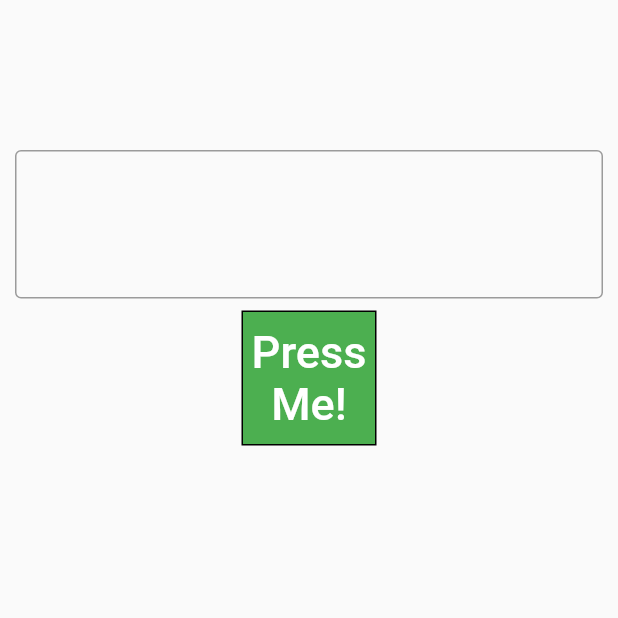
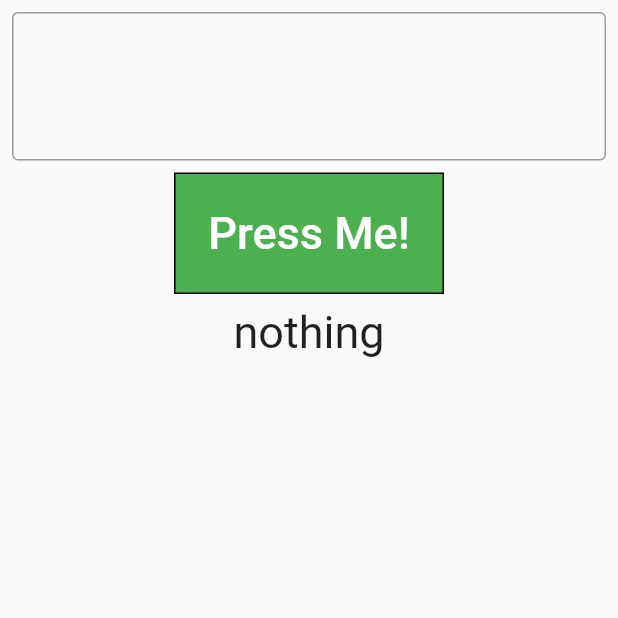
Before and after one commit to matua/integration_with_native, a Flutter app: the screen it shows after launch, after a tap on "Press Me!", on a phone screen of 412 x 824 dp, the top half of it. Run offline on Flutter 3.47's test engine with Material 2 defaults, Android fonts, the phone set to English and light mode, and no system bars.

Commit message:
iOs implementation basis

```diff
--- a/lib/main.dart
+++ b/lib/main.dart
@@ -1,4 +1,5 @@
 import 'package:flutter/material.dart';
+import 'package:integration_with_native/views/autorotate.dart';
 
 import '../views/home_page.dart';
 
@@ -11,13 +12,16 @@ class MyApp extends StatelessWidget {
 
   @override
   Widget build(BuildContext context) {
-    return MaterialApp(
-      debugShowCheckedModeBanner: false,
-      title: 'Flutter Demo',
-      theme: ThemeData(
-        primarySwatch: Colors.green,
+    return AutoRotate(
+      enable: false,
+      child: MaterialApp(
+        debugShowCheckedModeBanner: false,
+        title: 'Flutter Demo',
+        theme: ThemeData(
+          primarySwatch: Colors.green,
+        ),
+        home: const HomePage(),
       ),
-      home: const HomePage(),
     );
   }
 }
--- /dev/null
+++ b/lib/views/autorotate.dart
@@ -0,0 +1,31 @@
+import 'package:flutter/material.dart';
+import 'package:flutter/services.dart';
+
+class AutoRotate extends StatelessWidget {
+  final Widget child;
+  final bool enable;
+
+  const AutoRotate({
+    required this.child,
+    this.enable = true,
+    Key? key,
+  }) : super(key: key);
+
+  @override
+  Widget build(BuildContext context) {
+    WidgetsBinding.instance.addPostFrameCallback((_) {
+      SystemChrome.setEnabledSystemUIMode(SystemUiMode.manual, overlays: []);
+      if (enable) {
+        SystemChrome.setPreferredOrientations([
+          DeviceOrientation.landscapeRight,
+          DeviceOrientation.landscapeLeft,
+          DeviceOrientation.portraitUp,
+          DeviceOrientation.portraitDown
+        ]);
+      } else {
+        SystemChrome.setPreferredOrientations([DeviceOrientation.portraitUp]);
+      }
+    });
+    return child;
+  }
+}
--- a/lib/views/home_page.dart
+++ b/lib/views/home_page.dart
@@ -1,21 +1,39 @@
+import 'package:flutter/foundation.dart';
 import 'package:flutter/material.dart';
+import 'package:flutter/services.dart';
 
-class HomePage extends StatelessWidget {
+import 'android_platform_view_widget.dart';
+
+class HomePage extends StatefulWidget {
   const HomePage({Key? key}) : super(key: key);
 
   @override
+  State<HomePage> createState() => _HomePageState();
+}
+
+class _HomePageState extends State<HomePage> {
+  TextEditingController textEditingController = TextEditingController();
+  static const channel = MethodChannel('com.matuageorge/native_demo');
+  final ValueNotifier<String> _platformText = ValueNotifier('');
+  final ValueNotifier<String> _flutterText = ValueNotifier('');
+
+  String? flutterText;
+
+  @override
+  void dispose() {
+    textEditingController.dispose();
+    super.dispose();
+  }
+
+  @override
   Widget build(BuildContext context) {
-    TextEditingController textEditingController = TextEditingController();
-
+    if (kDebugMode) {
+      print("AM REBUILDING!");
+    }
     return Scaffold(
-      body: Padding(
-        padding: const EdgeInsets.only(
-          top: 100,
-          left: 10,
-          right: 10,
-          bottom: 100,
-        ),
-        child: Center(
+      body: SafeArea(
+        child: Padding(
+          padding: const EdgeInsets.all(8.0),
           child: Column(
             children: <Widget>[
               TextField(
@@ -25,10 +43,25 @@ class HomePage extends StatelessWidget {
                 controller: textEditingController,
               ),
               TextButton(
-                  onPressed: () {},
+                  onPressed: () async {
+                    try {
+                      channel.invokeMethod('textfieldFromFlutter', textEditingController.text).then((result) {
+                        if (kDebugMode) {
+                          print("RESULT: $result");
+                        }
+                        _platformText.value = result;
+                        _flutterText.value = result;
+                      });
+                      FocusScope.of(context).requestFocus(FocusNode());
+                    } on PlatformException catch (e) {
+                      if (kDebugMode) {
+                        print("Failed to call: ${e.message}");
+                      }
+                    }
+                  },
                   child: Container(
-                    height: 90,
-                    width: 90,
+                    height: 81,
+                    width: 180,
                     decoration: BoxDecoration(color: Colors.green, border: Border.all()),
                     child: const Align(
                       alignment: Alignment.center,
@@ -38,7 +71,26 @@ class HomePage extends StatelessWidget {
                         textAlign: TextAlign.center,
                       ),
                     ),
-                  ))
+                  )),
+              ValueListenableBuilder(
+                  valueListenable: _flutterText,
+                  builder: (BuildContext context, String value, Widget? child) => SizedBox(
+                      height: 100,
+                      child: Text(
+                          style: const TextStyle(fontSize: 30),
+                          _flutterText.value != '' ? _flutterText.value : 'nothing'))),
+              ValueListenableBuilder(
+                key: UniqueKey(),
+                valueListenable: _platformText,
+                builder: (BuildContext context, String value, Widget? child) => SizedBox(
+                  height: 50,
+                  child: _platformText.value.isEmpty
+                      ? const SizedBox.shrink()
+                      : AndroidPlatformViewWidget(
+                    creationParams: {'text': _platformText.value},
+                  ),
+                  ),
+                ),
             ],
           ),
         ),
```
Also changed, not shown: lib/views/android_platform_view_widget.dart (added, +42 -0 lines), 49 other files.
